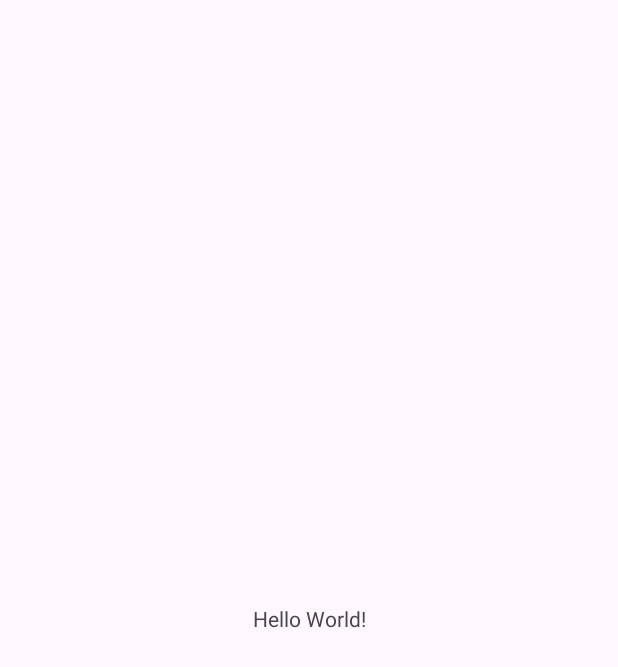
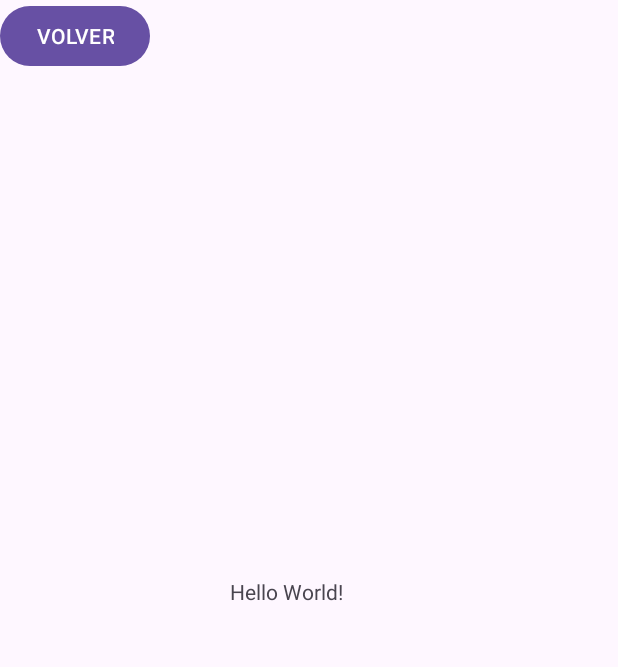
Before and after one commit to yoelquiroga/ProyectoInd_Cafeteria_APM, an Android app: the screen it shows after launch (MainActivity), on a phone screen of 412 x 824 dp. Before the commit the part shown is almost empty. Shown: the top 667 px of the screen. Run offline under Robolectric (Android 15) with nearby library versions, the light colour scheme and no system bars.

Commit message:
Agregue un button

```diff
--- a/app/src/main/res/layout/activity_main.xml
+++ b/app/src/main/res/layout/activity_main.xml
@@ -7,13 +7,25 @@
     android:layout_height="match_parent"
     tools:context=".MainActivity">
 
+
     <TextView
         android:layout_width="wrap_content"
         android:layout_height="wrap_content"
         android:text="Hello World!"
         app:layout_constraintBottom_toBottomOf="parent"
         app:layout_constraintEnd_toEndOf="parent"
+        app:layout_constraintHorizontal_bias="0.455"
         app:layout_constraintStart_toStartOf="parent"
-        app:layout_constraintTop_toTopOf="parent" />
+        app:layout_constraintTop_toTopOf="parent"
+        app:layout_constraintVertical_bias="0.478" />
+
+    <Button
+        android:id="@+id/btnButton"
+        android:layout_width="wrap_content"
+        android:layout_height="wrap_content"
+        android:text="VOLVER"
+        app:layout_constraintStart_toStartOf="parent"
+        app:layout_constraintBottom_toBottomOf="parent0"/>
+
 
 </androidx.constraintlayout.widget.ConstraintLayout>
```
